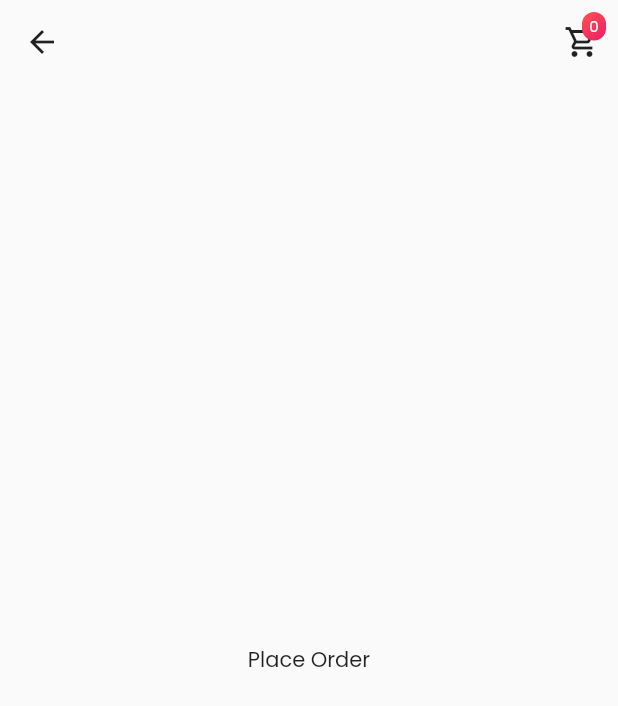
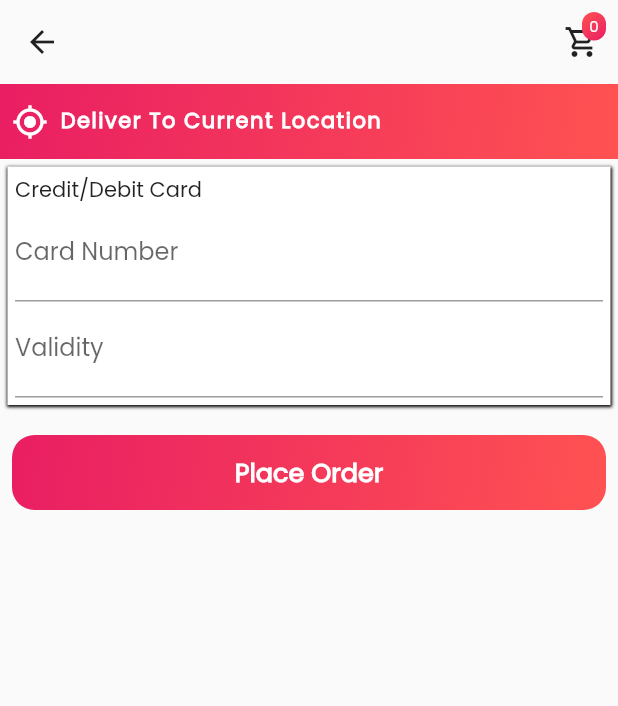
Before and after one commit to RGTechno/ANYMART, a Flutter app: the PlaceOrderScreen screen opened by its route, on a phone screen of 412 x 824 dp. Shown: the top 706 px of the screen. Run offline on Flutter 3.47's test engine with Material 2 defaults, Android fonts, the phone set to English and light mode, and no system bars; our stand-ins replace cloud_firestore, firebase_auth, firebase_core, firebase_storage, google_fonts, image_picker; accounts and stored records are empty; network calls fail.

Commit message:
order screen basic ui

```diff
--- a/lib/screens/Home_Screen.dart
+++ b/lib/screens/Home_Screen.dart
@@ -10,6 +10,7 @@ class HomeScreen extends StatelessWidget {
   @override
   Widget build(BuildContext context) {
     final authData = Provider.of<AuthData>(context);
+    authData.getCurrentUserData();
     if (authData.currentUserData["isMerchant"] == true &&
         authData.auth.currentUser != null) {
       return MerchScreen();
--- a/lib/screens/PlaceOrder.dart
+++ b/lib/screens/PlaceOrder.dart
@@ -1,13 +1,122 @@
 import 'package:anybuy/widgets/AppHeader.dart';
+import 'package:flutter/cupertino.dart';
 import 'package:flutter/material.dart';
+
+import '../constants.dart';
 
 class PlaceOrderScreen extends StatelessWidget {
   @override
   Widget build(BuildContext context) {
-    return Scaffold(
-      appBar: appHeader(context),
-      body: Center(
-        child: Text("Place Order"),
+    return GestureDetector(
+      onTap: () {
+        FocusScope.of(context).unfocus();
+      },
+      child: Scaffold(
+        appBar: appHeader(context),
+        body: SingleChildScrollView(
+          child: Column(
+            mainAxisSize: MainAxisSize.min,
+            children: [
+              Container(
+                alignment: Alignment.centerLeft,
+                width: double.infinity,
+                height: 50,
+                decoration: BoxDecoration(
+                  gradient: LinearGradient(
+                    begin: Alignment.topLeft,
+                    end: Alignment.bottomRight,
+                    colors: [
+                      color3,
+                      color4,
+                    ],
+                  ),
+                ),
+                child: TextButton.icon(
+                  onPressed: () {},
+                  icon: Icon(
+                    Icons.my_location,
+                    color: Colors.white,
+                  ),
+                  label: Text(
+                    "Deliver To Current Location",
+                    style: TextStyle(
+                      color: Colors.white,
+                      fontWeight: FontWeight.bold,
+                      letterSpacing: 1,
+                    ),
+                  ),
+                ),
+              ),
+              Container(
+                padding: const EdgeInsets.all(5),
+                margin: const EdgeInsets.symmetric(
+                  horizontal: 5,
+                  vertical: 5,
+                ),
+                decoration: BoxDecoration(
+                  color: Colors.white,
+                  boxShadow: [
+                    BoxShadow(
+                        color: Colors.black,
+                        blurRadius: 1,
+                        offset: Offset(0.2, 0.5),
+                        spreadRadius: 0.5),
+                  ],
+                  // border: Border.all(
+                  //   color: Colors.black,
+                  //   width: 1.5,
+                  // ),
+                ),
+                child: Column(
+                  crossAxisAlignment: CrossAxisAlignment.start,
+                  children: [
+                    Text("Credit/Debit Card"),
+                    TextField(
+                      decoration: InputDecoration(
+                        hintText: "Card Number",
+                        labelText: "Card Number",
+                      ),
+                    ),
+                    TextField(
+                      decoration: InputDecoration(
+                        hintText: "Validity",
+                        labelText: "Validity",
+                      ),
+                    ),
+                  ],
+                ),
+              ),
+              GestureDetector(
+                onTap: () {},
+                child: Container(
+                  alignment: Alignment.center,
+                  margin: EdgeInsets.symmetric(horizontal: 8, vertical: 15),
+                  height: 50,
+                  width: double.infinity,
+                  child: Text(
+                    "Place Order",
+                    style: TextStyle(
+                      color: Colors.white,
+                      fontWeight: FontWeight.bold,
+                      fontSize: 17,
+                    ),
+                  ),
+                  decoration: BoxDecoration(
+                    gradient: LinearGradient(
+                      begin: Alignment.topLeft,
+                      end: Alignment.bottomRight,
+                      colors: [
+                        color3,
+                        color4,
+                      ],
+                    ),
+                    borderRadius: BorderRadius.circular(15),
+                  ),
+                ),
+              ),
+            ],
+          ),
+        ),
       ),
     );
   }
--- a/lib/widgets/AppHeader.dart
+++ b/lib/widgets/AppHeader.dart
@@ -20,7 +20,7 @@ AppBar appHeader(BuildContext ctx) {
         child: IconButton(
           icon: Icon(Icons.shopping_cart_outlined),
           onPressed: () {
-            Navigator.of(ctx).pushNamed(cartScreen);
+            Navigator.of(ctx).pushReplacementNamed(cartScreen);
           },
         ),
       ),
--- a/lib/widgets/Drawer.dart
+++ b/lib/widgets/Drawer.dart
@@ -9,7 +9,6 @@ class DrawerMenu extends StatelessWidget {
   Widget build(BuildContext context) {
     final authData = Provider.of<AuthData>(context);
     var user;
-    authData.getCurrentUserData();
     final currentUserData = authData.currentUserData;
     if (currentUserData.isNotEmpty) {
       user = authData.auth.currentUser;
```
